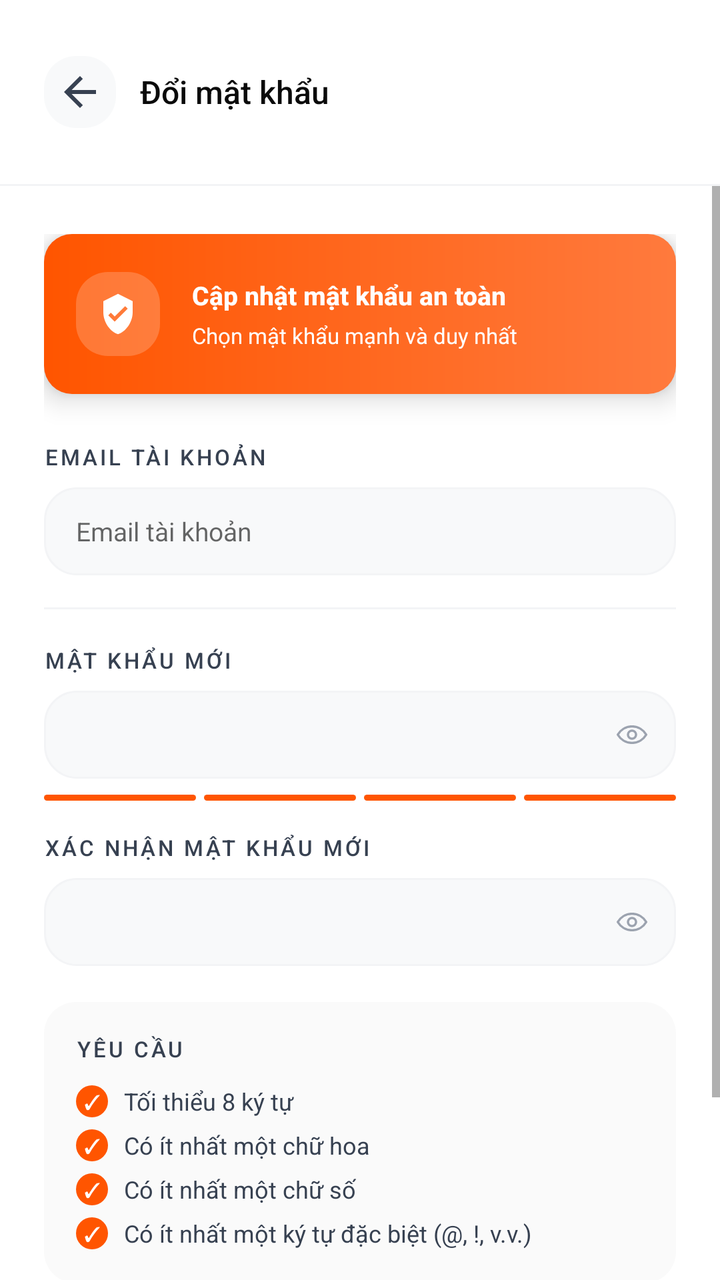
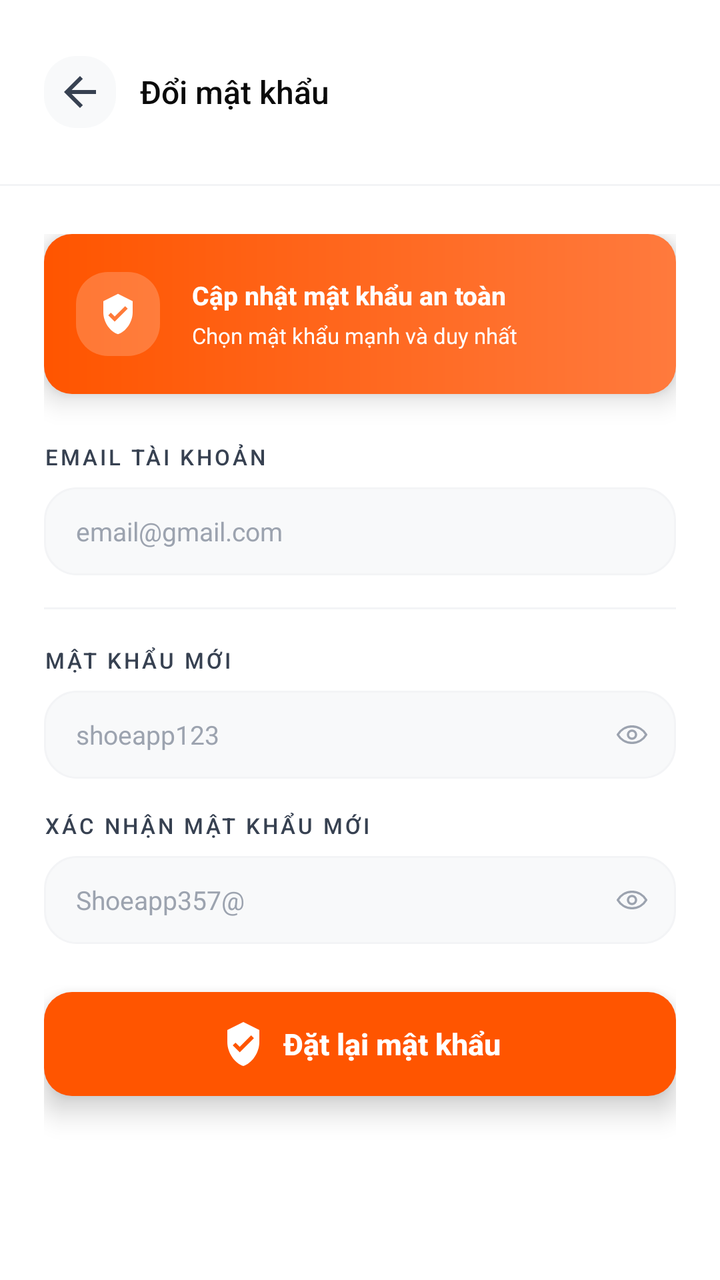

Compare the two renders of this Android layout. The source of the first and the diff that turns it into the second are given below.
<!-- AndroidManifest.xml: application theme Theme.SoleStep -->
<!-- res/layout/activity_change_password.xml -->
<?xml version="1.0" encoding="utf-8"?>
<LinearLayout xmlns:android="http://schemas.android.com/apk/res/android"
    xmlns:app="http://schemas.android.com/apk/res-auto"
    xmlns:tools="http://schemas.android.com/tools"
    android:id="@+id/main"
    android:layout_width="match_parent"
    android:layout_height="match_parent"
    android:background="@color/bg_primary"
    android:orientation="vertical"
    tools:context=".authentication.ChangePasswordActivity">

    <LinearLayout
        android:layout_width="match_parent"
        android:layout_height="92dp"
        android:gravity="center_vertical"
        android:orientation="horizontal"
        android:paddingStart="22dp"
        android:paddingEnd="22dp">

        <ImageButton
            android:id="@+id/backButton"
            android:layout_width="36dp"
            android:layout_height="36dp"
            android:background="@drawable/bg_back_button_light"
            android:contentDescription="@string/back"
            android:padding="9dp"
            android:src="@drawable/ic_arrow_back"
            app:tint="@color/text_secondary" />

        <TextView
            android:layout_width="wrap_content"
            android:layout_height="wrap_content"
            android:layout_marginStart="12dp"
            android:fontFamily="sans-serif-medium"
            android:text="@string/auth_change_password_title"
            android:textColor="@color/text_primary"
            android:textSize="16sp" />
    </LinearLayout>

    <View
        android:layout_width="match_parent"
        android:layout_height="1dp"
        android:background="@color/border_light" />

    <ScrollView
        android:layout_width="match_parent"
        android:layout_height="0dp"
        android:layout_weight="1"
        android:clipToPadding="false"
        android:fillViewport="true"
        android:overScrollMode="never">

        <LinearLayout
            android:layout_width="match_parent"
            android:layout_height="wrap_content"
            android:orientation="vertical"
            android:paddingStart="22dp"
            android:paddingTop="24dp"
            android:paddingEnd="22dp"
            android:paddingBottom="32dp">

            <LinearLayout
                android:layout_width="match_parent"
                android:layout_height="80dp"
                android:background="@drawable/bg_auth_alert"
                android:elevation="8dp"
                android:gravity="center_vertical"
                android:orientation="horizontal"
                android:paddingStart="16dp"
                android:paddingEnd="16dp">

                <FrameLayout
                    android:layout_width="42dp"
                    android:layout_height="42dp"
                    android:background="@drawable/bg_auth_alert_icon">

                    <ImageView
                        android:layout_width="22dp"
                        android:layout_height="22dp"
                        android:layout_gravity="center"
                        android:contentDescription="@null"
                        android:src="@drawable/ic_shield"
                        app:tint="@color/brand_white" />
                </FrameLayout>

                <LinearLayout
                    android:layout_width="0dp"
                    android:layout_height="wrap_content"
                    android:layout_marginStart="16dp"
                    android:layout_weight="1"
                    android:orientation="vertical">

                    <TextView
                        android:layout_width="wrap_content"
                        android:layout_height="wrap_content"
                        android:fontFamily="sans-serif-medium"
                        android:text="@string/auth_secure_update"
                        android:textColor="@color/brand_white"
                        android:textSize="13sp"
                        android:textStyle="bold" />

                    <TextView
                        android:layout_width="wrap_content"
                        android:layout_height="wrap_content"
                        android:layout_marginTop="4dp"
                        android:fontFamily="sans-serif"
                        android:lineSpacingExtra="1dp"
                        android:text="@string/auth_secure_update_subtitle"
                        android:textColor="@color/brand_white"
                        android:textSize="11sp" />
                </LinearLayout>
            </LinearLayout>

            <TextView
                style="@style/AuthLabel"
                android:layout_marginTop="24dp"
                android:text="@string/auth_label_current_password" />

            <FrameLayout
                android:id="@+id/currentPasswordField"
                android:layout_width="match_parent"
                android:layout_height="44dp"
                android:layout_marginTop="8dp"
                android:background="@drawable/bg_signup_field">

                <EditText
                    android:id="@+id/emailInput"
                    android:layout_width="match_parent"
                    android:layout_height="match_parent"
                    android:background="@android:color/transparent"
                    android:fontFamily="sans-serif"
                    android:hint="Email tài khoản"
                    android:inputType="textEmailAddress"
                    android:paddingStart="16dp"
                    android:paddingEnd="16dp"
                    android:singleLine="true"
                    android:textColor="@android:color/black"
                    android:textSize="13sp" />
            </FrameLayout>

            <View
                android:layout_width="match_parent"
                android:layout_height="1dp"
                android:layout_marginTop="16dp"
                android:background="@color/border_light" />

            <TextView
                style="@style/AuthLabel"
                android:layout_marginTop="18dp"
                android:text="@string/auth_label_new_password" />

            <FrameLayout
                android:id="@+id/newPasswordField"
                android:layout_width="match_parent"
                android:layout_height="44dp"
                android:layout_marginTop="8dp"
                android:background="@drawable/bg_signup_field">

                <EditText
                    android:id="@+id/newPasswordInput"
                    android:layout_width="match_parent"
                    android:layout_height="match_parent"
                    android:background="@android:color/transparent"
                    android:fontFamily="sans-serif"
                    android:inputType="textPassword"
                    android:paddingStart="16dp"
                    android:paddingEnd="48dp"
                    android:singleLine="true"
                    android:textColor="@color/text_primary"
                    android:textSize="13sp" />

                <ImageButton
                    android:id="@+id/newPasswordVisibility"
                    android:layout_width="44dp"
                    android:layout_height="match_parent"
                    android:layout_gravity="end"
                    android:background="?attr/selectableItemBackgroundBorderless"
                    android:contentDescription="@string/auth_show_password"
                    android:padding="13dp"
                    android:src="@drawable/ic_visibility" />
            </FrameLayout>

            <LinearLayout
                android:layout_width="match_parent"
                android:layout_height="3dp"
                android:layout_marginTop="8dp"
                android:orientation="horizontal">

                <View
                    android:layout_width="0dp"
                    android:layout_height="match_parent"
                    android:layout_marginEnd="4dp"
                    android:layout_weight="1"
                    android:background="@drawable/bg_strength_active" />

                <View
                    android:layout_width="0dp"
                    android:layout_height="match_parent"
                    android:layout_marginEnd="4dp"
                    android:layout_weight="1"
                    android:background="@drawable/bg_strength_active" />

                <View
                    android:layout_width="0dp"
                    android:layout_height="match_parent"
                    android:layout_marginEnd="4dp"
                    android:layout_weight="1"
                    android:background="@drawable/bg_strength_active" />

                <View
                    android:layout_width="0dp"
                    android:layout_height="match_parent"
                    android:layout_weight="1"
                    android:background="@drawable/bg_strength_active" />
            </LinearLayout>

            <TextView
                style="@style/AuthLabel"
                android:layout_marginTop="16dp"
                android:text="@string/auth_label_confirm_password" />

            <FrameLayout
                android:id="@+id/confirmPasswordField"
                android:layout_width="match_parent"
                android:layout_height="44dp"
                android:layout_marginTop="8dp"
                android:background="@drawable/bg_signup_field">

                <EditText
                    android:id="@+id/confirmPasswordInput"
                    android:layout_width="match_parent"
                    android:layout_height="match_parent"
                    android:background="@android:color/transparent"
                    android:fontFamily="sans-serif"
                    android:inputType="textPassword"
                    android:paddingStart="16dp"
                    android:paddingEnd="84dp"
                    android:singleLine="true"
                    android:textColor="@color/text_primary"
                    android:textSize="13sp" />

                <TextView
                    android:id="@+id/checkMarkIcon"
                    android:layout_width="24dp"
                    android:layout_height="match_parent"
                    android:layout_gravity="end"
                    android:layout_marginEnd="40dp"
                    android:fontFamily="sans-serif-medium"
                    android:gravity="center"
                    android:text="@string/check_mark"
                    android:textColor="@color/status_success"
                    android:textSize="14sp"
                    android:visibility="gone" />

                <ImageButton
                    android:id="@+id/confirmPasswordVisibility"
                    android:layout_width="44dp"
                    android:layout_height="match_parent"
                    android:layout_gravity="end"
                    android:background="?attr/selectableItemBackgroundBorderless"
                    android:contentDescription="@string/auth_show_password"
                    android:padding="13dp"
                    android:src="@drawable/ic_visibility" />
            </FrameLayout>

            <TextView
                android:id="@+id/passwordMatchText"
                android:layout_width="wrap_content"
                android:layout_height="wrap_content"
                android:layout_marginTop="6dp"
                android:fontFamily="sans-serif"
                android:text="@string/auth_passwords_match"
                android:textColor="@color/status_success"
                android:textSize="10sp"
                android:visibility="gone" />

            <LinearLayout
                android:layout_width="match_parent"
                android:layout_height="wrap_content"
                android:layout_marginTop="18dp"
                android:background="@drawable/bg_requirements_card"
                android:orientation="vertical"
                android:paddingStart="16dp"
                android:paddingTop="16dp"
                android:paddingEnd="16dp"
                android:paddingBottom="14dp">

                <TextView
                    android:layout_width="wrap_content"
                    android:layout_height="wrap_content"
                    android:fontFamily="sans-serif-medium"
                    android:letterSpacing="0.12"
                    android:text="@string/auth_requirements"
                    android:textAllCaps="true"
                    android:textColor="@color/text_secondary"
                    android:textSize="11sp" />

                <include layout="@layout/row_password_requirement_length" />
                <include layout="@layout/row_password_requirement_uppercase" />
                <include layout="@layout/row_password_requirement_number" />
                <include layout="@layout/row_password_requirement_special" />
            </LinearLayout>

            <com.google.android.material.button.MaterialButton
                android:id="@+id/updatePasswordButton"
                android:layout_width="match_parent"
                android:layout_height="52dp"
                android:layout_marginTop="24dp"
                android:elevation="8dp"
                android:fontFamily="sans-serif-medium"
                android:insetBottom="0dp"
                android:insetTop="0dp"
                android:minHeight="0dp"
                android:minWidth="0dp"
                android:text="Đặt lại mật khẩu"
                android:textAllCaps="false"
                android:textColor="@color/brand_white"
                android:textSize="15sp"
                android:textStyle="bold"
                app:backgroundTint="@color/brand_orange"
                app:cornerRadius="14dp"
                app:icon="@drawable/ic_shield"
                app:iconGravity="textStart"
                app:iconPadding="8dp"
                app:iconTint="@color/brand_white"
                app:rippleColor="@color/brand_orange_dark" />
        </LinearLayout>
    </ScrollView>
</LinearLayout>
<!-- res/layout/row_password_requirement_length.xml (included above) -->
<?xml version="1.0" encoding="utf-8"?>
<LinearLayout xmlns:android="http://schemas.android.com/apk/res/android"
    android:layout_width="match_parent"
    android:layout_height="22dp"
    android:layout_marginTop="8dp"
    android:gravity="center_vertical"
    android:orientation="horizontal">

    <TextView
        android:layout_width="16dp"
        android:layout_height="16dp"
        android:background="@drawable/bg_signup_step_done"
        android:fontFamily="sans-serif-medium"
        android:gravity="center"
        android:text="@string/check_mark"
        android:textColor="@color/brand_white"
        android:textSize="10sp" />

    <TextView
        android:layout_width="wrap_content"
        android:layout_height="wrap_content"
        android:layout_marginStart="8dp"
        android:fontFamily="sans-serif"
        android:text="@string/pass_req_length"
        android:textColor="@color/text_secondary"
        android:textSize="12sp" />
</LinearLayout>
<!-- res/layout/row_password_requirement_uppercase.xml (included above) -->
<?xml version="1.0" encoding="utf-8"?>
<LinearLayout xmlns:android="http://schemas.android.com/apk/res/android"
    android:layout_width="match_parent"
    android:layout_height="22dp"
    android:gravity="center_vertical"
    android:orientation="horizontal">

    <TextView
        android:layout_width="16dp"
        android:layout_height="16dp"
        android:background="@drawable/bg_signup_step_done"
        android:fontFamily="sans-serif-medium"
        android:gravity="center"
        android:text="@string/check_mark"
        android:textColor="@color/brand_white"
        android:textSize="10sp" />

    <TextView
        android:layout_width="wrap_content"
        android:layout_height="wrap_content"
        android:layout_marginStart="8dp"
        android:fontFamily="sans-serif"
        android:text="@string/pass_req_uppercase"
        android:textColor="@color/text_secondary"
        android:textSize="12sp" />
</LinearLayout>
<!-- res/layout/row_password_requirement_number.xml (included above) -->
<?xml version="1.0" encoding="utf-8"?>
<LinearLayout xmlns:android="http://schemas.android.com/apk/res/android"
    android:layout_width="match_parent"
    android:layout_height="22dp"
    android:gravity="center_vertical"
    android:orientation="horizontal">

    <TextView
        android:layout_width="16dp"
        android:layout_height="16dp"
        android:background="@drawable/bg_signup_step_done"
        android:fontFamily="sans-serif-medium"
        android:gravity="center"
        android:text="@string/check_mark"
        android:textColor="@color/brand_white"
        android:textSize="10sp" />

    <TextView
        android:layout_width="wrap_content"
        android:layout_height="wrap_content"
        android:layout_marginStart="8dp"
        android:fontFamily="sans-serif"
        android:text="@string/pass_req_number"
        android:textColor="@color/text_secondary"
        android:textSize="12sp" />
</LinearLayout>
<!-- res/layout/row_password_requirement_special.xml (included above) -->
<?xml version="1.0" encoding="utf-8"?>
<LinearLayout xmlns:android="http://schemas.android.com/apk/res/android"
    android:layout_width="match_parent"
    android:layout_height="22dp"
    android:gravity="center_vertical"
    android:orientation="horizontal">

    <TextView
        android:layout_width="16dp"
        android:layout_height="16dp"
        android:background="@drawable/bg_signup_step_done"
        android:fontFamily="sans-serif-medium"
        android:gravity="center"
        android:text="@string/check_mark"
        android:textColor="@color/brand_white"
        android:textSize="10sp" />

    <TextView
        android:layout_width="wrap_content"
        android:layout_height="wrap_content"
        android:layout_marginStart="8dp"
        android:fontFamily="sans-serif"
        android:text="@string/pass_req_special"
        android:textColor="@color/text_secondary"
        android:textSize="12sp" />
</LinearLayout>
<!-- resources referenced by this layout -->
<resources>
  <color name="bg_primary">#FFFFFF</color>
  <color name="border_light">#F3F4F6</color>
  <color name="brand_orange">#FF5500</color>
  <color name="brand_orange_dark">#CC4400</color>
  <color name="brand_white">#FFFFFF</color>
  <color name="status_success">#10B981</color>
  <color name="text_primary">#0A0A0A</color>
  <color name="text_secondary">#374151</color>
  <!-- drawable bg_requirements_card (drawable) -->
  <?xml version="1.0" encoding="utf-8"?>
  <shape xmlns:android="http://schemas.android.com/apk/res/android">
      <solid android:color="#FAFAFA" />
      <corners android:radius="16dp" />
  </shape>
  <!-- drawable bg_signup_step_done (drawable) -->
  <?xml version="1.0" encoding="utf-8"?>
  <shape xmlns:android="http://schemas.android.com/apk/res/android"
      android:shape="oval">
      <solid android:color="@color/brand_orange" />
  </shape>
  <string name="auth_change_password_title">Đổi mật khẩu</string>
  <string name="auth_label_confirm_password">Xác nhận mật khẩu mới</string>
  <string name="auth_label_current_password">Email tài khoản</string>
  <string name="auth_label_new_password">Mật khẩu mới</string>
  <string name="auth_passwords_match">Mật khẩu trùng khớp</string>
  <string name="auth_requirements">Yêu cầu</string>
  <string name="auth_secure_update">Cập nhật mật khẩu an toàn</string>
  <string name="auth_secure_update_subtitle">Chọn mật khẩu mạnh và duy nhất</string>
  <string name="auth_show_password">Hiển thị mật khẩu</string>
  <string name="back">Quay lại</string>
  <string name="check_mark">✓</string>
  <string name="pass_req_length">Tối thiểu 8 ký tự</string>
  <string name="pass_req_number">Có ít nhất một chữ số</string>
  <string name="pass_req_special">Có ít nhất một ký tự đặc biệt (@, !, v.v.)</string>
  <string name="pass_req_uppercase">Có ít nhất một chữ hoa</string>
  <color name="text_muted">#9CA3AF</color>
  <color name="brand_black">#0A0A0A</color>
  <color name="bg_dark_surface_2">#161616</color>
  <color name="bg_secondary">#F8F8F8</color>
  <color name="status_error">#EF4444</color>
  <style name="ShapeAppearance.SoleStep.Small" parent="">
          <item name="cornerFamily">rounded</item>
          <item name="cornerSize">@dimen/radius_sm</item>
      </style>
  <style name="ShapeAppearance.SoleStep.Medium" parent="">
          <item name="cornerFamily">rounded</item>
          <item name="cornerSize">@dimen/radius_lg</item>
      </style>
  <style name="ShapeAppearance.SoleStep.Large" parent="">
          <item name="cornerFamily">rounded</item>
          <item name="cornerSize">@dimen/radius_2xl</item>
      </style>
  <dimen name="radius_sm">8dp</dimen>
  <dimen name="radius_lg">16dp</dimen>
  <dimen name="radius_2xl">24dp</dimen>
  <dimen name="font_display">48sp</dimen>
  <dimen name="font_title_large">24sp</dimen>
  <dimen name="font_title">20sp</dimen>
  <dimen name="font_headline">18sp</dimen>
  <dimen name="font_subheading">16sp</dimen>
  <dimen name="font_label">14sp</dimen>
  <dimen name="font_body">13sp</dimen>
  <dimen name="font_caption">11sp</dimen>
  <color name="text_tertiary">#6B7280</color>
  <dimen name="font_caption_small">10sp</dimen>
  <dimen name="font_overline">9sp</dimen>
  <dimen name="elev_bottom_nav">8dp</dimen>
  <dimen name="bottom_nav_height">88dp</dimen>
  <dimen name="radius_button">20dp</dimen>
  <dimen name="btn_height_large">52dp</dimen>
  <dimen name="space_16">32dp</dimen>
  <dimen name="elev_raised">4dp</dimen>
  <color name="border_normal">#E5E7EB</color>
  <dimen name="radius_input">20dp</dimen>
  <color name="text_placeholder">#D1D5DB</color>
  <dimen name="radius_chip">12dp</dimen>
  <dimen name="stroke_thin">1dp</dimen>
  <dimen name="space_12">24dp</dimen>
  <dimen name="btn_height_tiny">28dp</dimen>
  <dimen name="radius_card">20dp</dimen>
  <dimen name="elev_card">2dp</dimen>
  <dimen name="toolbar_height">56dp</dimen>
  <dimen name="space_screen_horizontal">20dp</dimen>
  <dimen name="elev_top_bar">4dp</dimen>
  <dimen name="elev_fab">6dp</dimen>
  <!-- unchanged entries left out for length: 28 -->
</resources>

<!-- the commit's change to res/layout/activity_change_password.xml (unified diff, before → after) -->
@@ -129,12 +129,13 @@
                     android:layout_height="match_parent"
                     android:background="@android:color/transparent"
                     android:fontFamily="sans-serif"
-                    android:hint="Email tài khoản"
+                    android:hint="email@gmail.com"
                     android:inputType="textEmailAddress"
                     android:paddingStart="16dp"
                     android:paddingEnd="16dp"
                     android:singleLine="true"
-                    android:textColor="@android:color/black"
+                    android:textColorHint="@color/text_muted"
+                    android:textColor="@color/text_primary"
                     android:textSize="13sp" />
             </FrameLayout>
 
@@ -166,6 +167,8 @@
                     android:paddingStart="16dp"
                     android:paddingEnd="48dp"
                     android:singleLine="true"
+                    android:hint="shoeapp123"
+                    android:textColorHint="@color/text_muted"
                     android:textColor="@color/text_primary"
                     android:textSize="13sp" />
 
@@ -184,6 +187,7 @@
                 android:layout_width="match_parent"
                 android:layout_height="3dp"
                 android:layout_marginTop="8dp"
+                android:visibility="gone"
                 android:orientation="horizontal">
 
                 <View
@@ -236,6 +240,8 @@
                     android:paddingStart="16dp"
                     android:paddingEnd="84dp"
                     android:singleLine="true"
+                    android:hint="Shoeapp357@"
+                    android:textColorHint="@color/text_muted"
                     android:textColor="@color/text_primary"
                     android:textSize="13sp" />
 
@@ -279,6 +285,7 @@
                 android:layout_height="wrap_content"
                 android:layout_marginTop="18dp"
                 android:background="@drawable/bg_requirements_card"
+                android:visibility="gone"
                 android:orientation="vertical"
                 android:paddingStart="16dp"
                 android:paddingTop="16dp"
